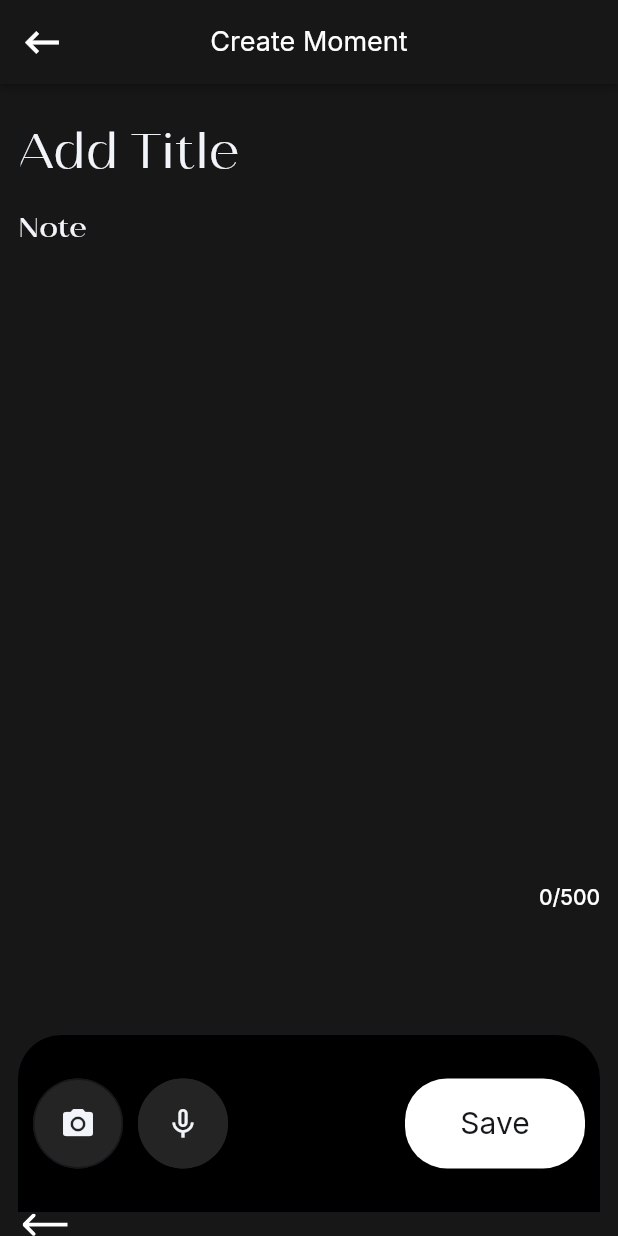
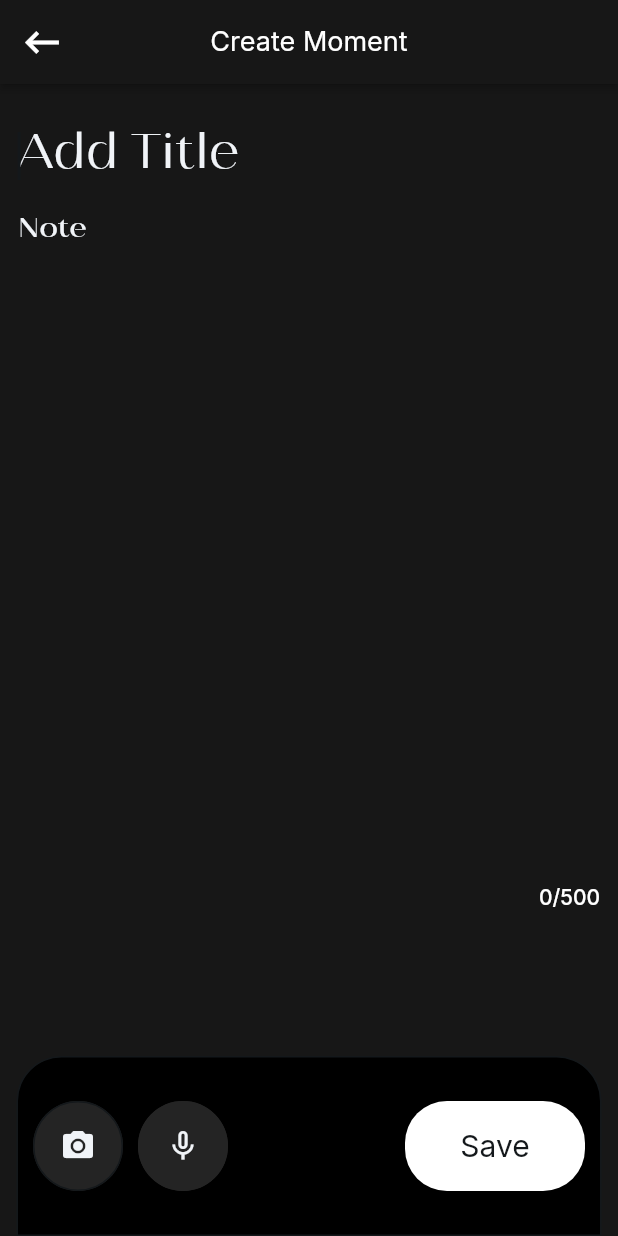
Before and after one commit to shafquat1/envoke, a Flutter app: the CreateMomentWidget screen opened by its route, on a phone screen of 412 x 824 dp. Run offline on Flutter 3.47's test engine with Material 3 defaults, Android fonts, the phone set to English and light mode, and no system bars; drawn by our look-alikes of auto_size_text; our stand-ins replace assets_audio_player, cached_network_image, carousel_slider, cloud_firestore, cross_file, firebase_auth and 16 more; missing offline and left inert: flutter_nfc_kit, json_path, mime_type, nfc_manager, record; accounts and stored records are empty.

Commit message:
Updating to latest FlutterFlow output.

```diff
--- a/lib/moment/create_moment/create_moment_widget.dart
+++ b/lib/moment/create_moment/create_moment_widget.dart
@@ -9,7 +9,6 @@ import '/flutter_flow/upload_data.dart';
 import '/flutter_flow/permissions_util.dart';
 import 'package:flutter/material.dart';
 import 'package:flutter/services.dart';
-import 'package:flutter_svg/flutter_svg.dart';
 import 'package:record/record.dart';
 import 'create_moment_model.dart';
 export 'create_moment_model.dart';
@@ -928,32 +927,6 @@ class _CreateMomentWidgetState extends State<CreateMomentWidget> {
                     ],
                   ),
                 ),
-                Align(
-                  alignment: const AlignmentDirectional(-1.0, -1.0),
-                  child: Padding(
-                    padding:
-                        const EdgeInsetsDirectional.fromSTEB(15.0, 0.0, 0.0, 0.0),
-                    child: InkWell(
-                      splashColor: Colors.transparent,
-                      focusColor: Colors.transparent,
-                      hoverColor: Colors.transparent,
-                      highlightColor: Colors.transparent,
-                      onTap: () async {
-                        context.safePop();
-                      },
-                      child: ClipRRect(
-                        borderRadius: BorderRadius.circular(0.0),
-                        child: SvgPicture.asset(
-                          'assets/images/Vector.svg',
-                          width: 30.0,
-                          height: 15.0,
-                          fit: BoxFit.cover,
-                          alignment: const Alignment(-1.0, -1.0),
-                        ),
-                      ),
-                    ),
-                  ),
-                ),
               ],
             ),
           ),
```
